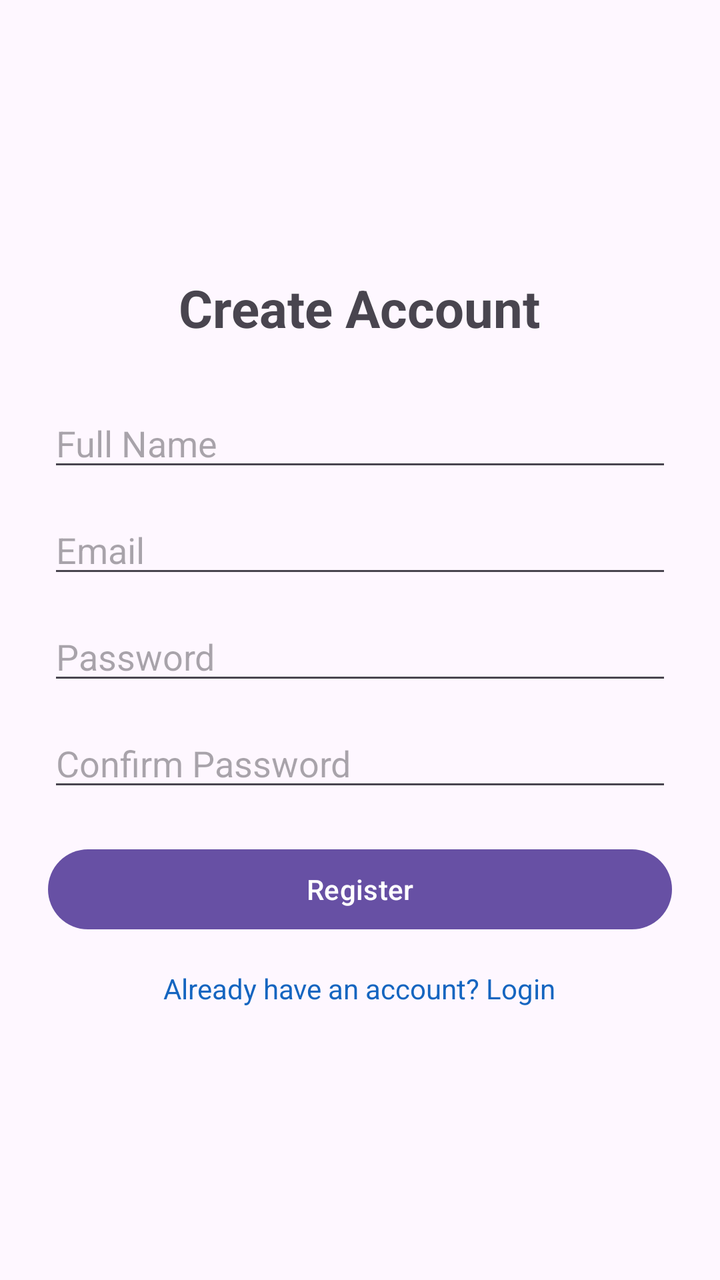
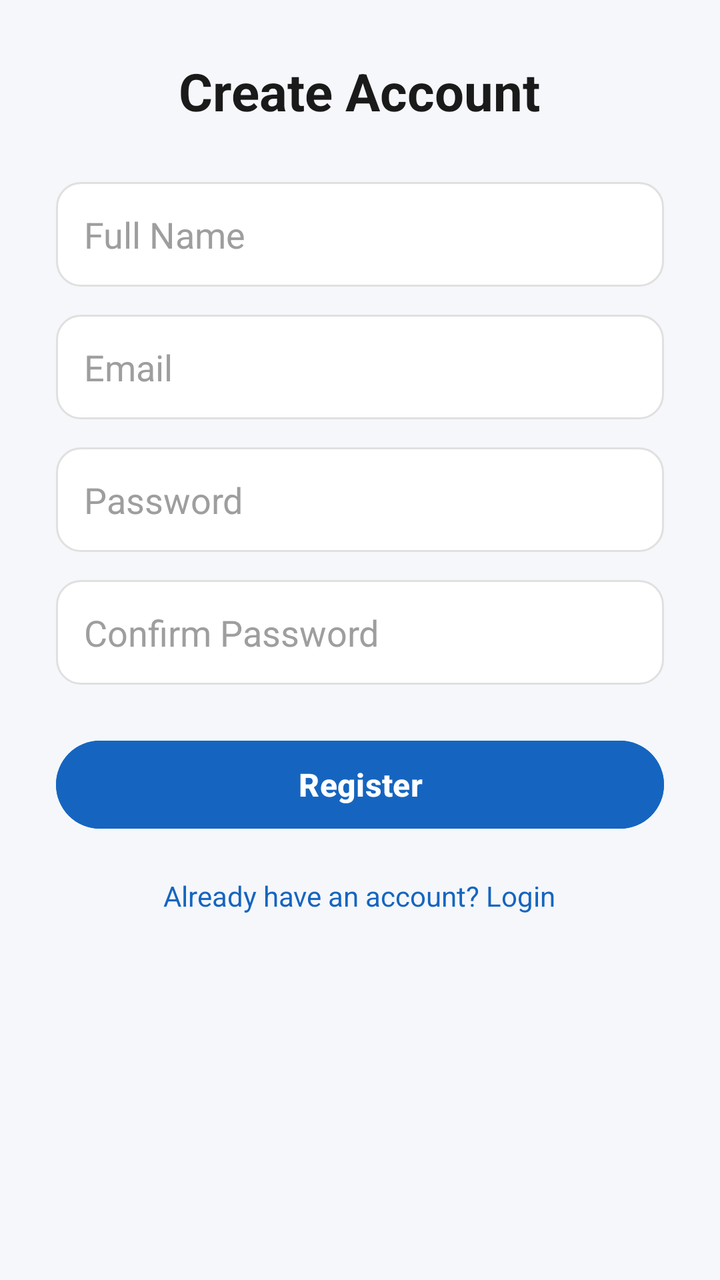

Two renders of the same Android screen: before a commit and after it. Below are the layout's source before the change and the commit's diff.
<!-- AndroidManifest.xml: application theme Theme.SmartSpend -->
<!-- res/layout/activity_register.xml -->
<?xml version="1.0" encoding="utf-8"?>
<LinearLayout xmlns:android="http://schemas.android.com/apk/res/android"
    android:layout_width="match_parent"
    android:layout_height="match_parent"
    android:orientation="vertical"
    android:gravity="center"
    android:padding="24dp">

    <TextView
        android:id="@+id/tvTitle"
        android:layout_width="wrap_content"
        android:layout_height="wrap_content"
        android:text="Create Account"
        android:textSize="26sp"
        android:textStyle="bold"
        android:layout_marginBottom="28dp" />

    <EditText
        android:id="@+id/etName"
        android:layout_width="match_parent"
        android:layout_height="wrap_content"
        android:hint="Full Name"
        android:inputType="textPersonName"
        android:layout_marginBottom="12dp" />

    <EditText
        android:id="@+id/etEmail"
        android:layout_width="match_parent"
        android:layout_height="wrap_content"
        android:hint="Email"
        android:inputType="textEmailAddress"
        android:layout_marginBottom="12dp" />

    <EditText
        android:id="@+id/etPassword"
        android:layout_width="match_parent"
        android:layout_height="wrap_content"
        android:hint="Password"
        android:inputType="textPassword"
        android:layout_marginBottom="12dp" />

    <EditText
        android:id="@+id/etConfirmPassword"
        android:layout_width="match_parent"
        android:layout_height="wrap_content"
        android:hint="Confirm Password"
        android:inputType="textPassword"
        android:layout_marginBottom="20dp" />

    <Button
        android:id="@+id/btnRegister"
        android:layout_width="match_parent"
        android:layout_height="wrap_content"
        android:text="Register" />

    <TextView
        android:id="@+id/tvGoToLogin"
        android:layout_width="wrap_content"
        android:layout_height="wrap_content"
        android:text="Already have an account? Login"
        android:layout_marginTop="16dp"
        android:textColor="#1565C0" />

</LinearLayout>
<!-- resources referenced by this layout -->
<resources>
  <style name="Theme.SmartSpend" parent="Base.Theme.SmartSpend" />
  <style name="Base.Theme.SmartSpend" parent="Theme.Material3.DayNight.NoActionBar">
          
          
      </style>
</resources>

<!-- the commit's change to res/layout/activity_register.xml (unified diff, before → after) -->
@@ -1,64 +1,93 @@
 <?xml version="1.0" encoding="utf-8"?>
-<LinearLayout xmlns:android="http://schemas.android.com/apk/res/android"
+<ScrollView xmlns:android="http://schemas.android.com/apk/res/android"
     android:layout_width="match_parent"
     android:layout_height="match_parent"
-    android:orientation="vertical"
-    android:gravity="center"
-    android:padding="24dp">
+    android:background="#F5F7FA">
 
-    <TextView
-        android:id="@+id/tvTitle"
-        android:layout_width="wrap_content"
-        android:layout_height="wrap_content"
-        android:text="Create Account"
-        android:textSize="26sp"
-        android:textStyle="bold"
-        android:layout_marginBottom="28dp" />
+    <LinearLayout
+        android:layout_width="match_parent"
+        android:layout_height="match_parent"
+        android:orientation="vertical"
+        android:gravity="center"
+        android:padding="28dp">
 
-    <EditText
-        android:id="@+id/etName"
-        android:layout_width="match_parent"
-        android:layout_height="wrap_content"
-        android:hint="Full Name"
-        android:inputType="textPersonName"
-        android:layout_marginBottom="12dp" />
+        <TextView
+            android:layout_width="wrap_content"
+            android:layout_height="wrap_content"
+            android:text="Create Account"
+            android:textSize="26sp"
+            android:textStyle="bold"
+            android:textColor="#1A1A1A"
+            android:textColorHint="#9E9E9E"
+            android:layout_marginBottom="28dp" />
 
-    <EditText
-        android:id="@+id/etEmail"
-        android:layout_width="match_parent"
-        android:layout_height="wrap_content"
-        android:hint="Email"
-        android:inputType="textEmailAddress"
-        android:layout_marginBottom="12dp" />
+        <EditText
+            android:id="@+id/etName"
+            android:layout_width="match_parent"
+            android:layout_height="wrap_content"
+            android:hint="Full Name"
+            android:inputType="textPersonName"
+            android:padding="14dp"
+            android:background="@drawable/edittext_rounded_bg"
+            android:textColor="#1A1A1A"
+            android:textColorHint="#9E9E9E"
+            android:layout_marginBottom="14dp" />
 
-    <EditText
-        android:id="@+id/etPassword"
-        android:layout_width="match_parent"
-        android:layout_height="wrap_content"
-        android:hint="Password"
-        android:inputType="textPassword"
-        android:layout_marginBottom="12dp" />
+        <EditText
+            android:id="@+id/etEmail"
+            android:layout_width="match_parent"
+            android:layout_height="wrap_content"
+            android:hint="Email"
+            android:inputType="textEmailAddress"
+            android:padding="14dp"
+            android:textColor="#1A1A1A"
+            android:textColorHint="#9E9E9E"
+            android:background="@drawable/edittext_rounded_bg"
+            android:layout_marginBottom="14dp" />
 
-    <EditText
-        android:id="@+id/etConfirmPassword"
-        android:layout_width="match_parent"
-        android:layout_height="wrap_content"
-        android:hint="Confirm Password"
-        android:inputType="textPassword"
-        android:layout_marginBottom="20dp" />
+        <EditText
+            android:id="@+id/etPassword"
+            android:layout_width="match_parent"
+            android:layout_height="wrap_content"
+            android:hint="Password"
+            android:inputType="textPassword"
+            android:padding="14dp"
+            android:textColor="#1A1A1A"
+            android:textColorHint="#9E9E9E"
+            android:background="@drawable/edittext_rounded_bg"
+            android:layout_marginBottom="14dp" />
 
-    <Button
-        android:id="@+id/btnRegister"
-        android:layout_width="match_parent"
-        android:layout_height="wrap_content"
-        android:text="Register" />
+        <EditText
+            android:id="@+id/etConfirmPassword"
+            android:layout_width="match_parent"
+            android:layout_height="wrap_content"
+            android:hint="Confirm Password"
+            android:inputType="textPassword"
+            android:padding="14dp"
+            android:textColor="#1A1A1A"
+            android:textColorHint="#9E9E9E"
+            android:background="@drawable/edittext_rounded_bg"
+            android:layout_marginBottom="24dp" />
 
-    <TextView
-        android:id="@+id/tvGoToLogin"
-        android:layout_width="wrap_content"
-        android:layout_height="wrap_content"
-        android:text="Already have an account? Login"
-        android:layout_marginTop="16dp"
-        android:textColor="#1565C0" />
+        <Button
+            android:id="@+id/btnRegister"
+            android:layout_width="match_parent"
+            android:layout_height="52dp"
+            android:text="Register"
+            android:textSize="16sp"
+            android:textStyle="bold"
+            android:textColor="#FFFFFF"
+            android:backgroundTint="#1565C0" />
 
-</LinearLayout>
+        <TextView
+            android:id="@+id/tvGoToLogin"
+            android:layout_width="wrap_content"
+            android:layout_height="wrap_content"
+            android:text="Already have an account? Login"
+            android:layout_marginTop="20dp"
+            android:textColor="#1565C0"
+            android:textSize="14sp" />
+
+    </LinearLayout>
+
+</ScrollView>
<!-- resource entries referenced after the edit -->
@@ -1,5 +1,13 @@
 <!-- resources referenced by this layout -->
 <resources>
+  <!-- drawable edittext_rounded_bg (drawable) -->
+  <?xml version="1.0" encoding="utf-8"?>
+  <shape xmlns:android="http://schemas.android.com/apk/res/android"
+      android:shape="rectangle">
+      <solid android:color="#FFFFFF" />
+      <corners android:radius="12dp" />
+      <stroke android:width="1dp" android:color="#E0E0E0" />
+  </shape>
   <style name="Theme.SmartSpend" parent="Base.Theme.SmartSpend" />
   <style name="Base.Theme.SmartSpend" parent="Theme.Material3.DayNight.NoActionBar">
           
